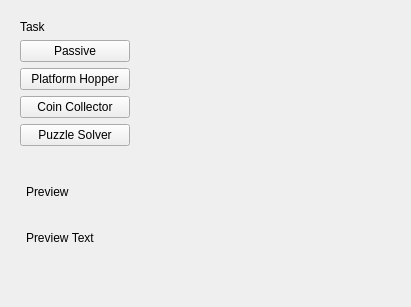
Old version of the form tasktab.ui in the repository Painless-VR-Capstone/Qt-ClientApp.
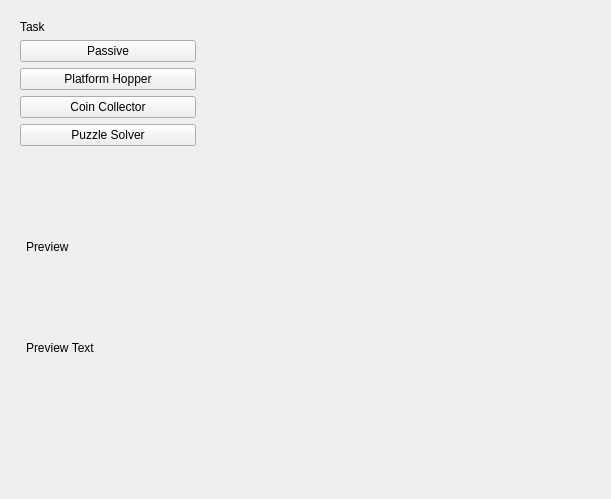
New version of the form.

The edit to the form file:
```diff
--- a/tasktab.ui
+++ b/tasktab.ui
@@ -6,8 +6,8 @@
    <rect>
     <x>0</x>
     <y>0</y>
-    <width>411</width>
-    <height>307</height>
+    <width>611</width>
+    <height>499</height>
    </rect>
   </property>
   <property name="windowTitle">
@@ -126,6 +126,7 @@
        <verstretch>0</verstretch>
       </sizepolicy>
      </property>
+     <layout class="QGridLayout" name="gridLayout_3"/>
     </widget>
    </item>
   </layout>
```
Left out of the diff: 8 changed lines with no effect on the pictures.
